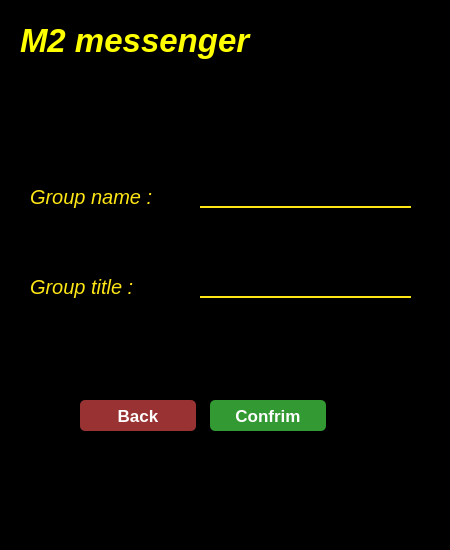
MohamadKhavaran/M2-Massenger, file untitled/creategroup.ui: the form before one commit.
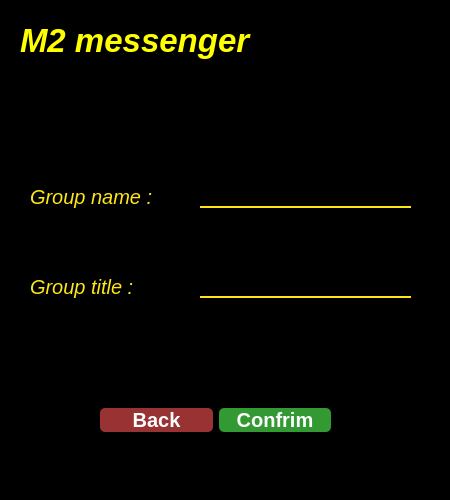
The form after the commit. Icons and pictures are not drawn.

```diff
--- a/untitled/creategroup.ui
+++ b/untitled/creategroup.ui
@@ -7,7 +7,7 @@
     <x>0</x>
     <y>0</y>
     <width>450</width>
-    <height>550</height>
+    <height>500</height>
    </rect>
   </property>
   <property name="windowTitle">
@@ -123,88 +123,6 @@
 }</string>
    </property>
   </widget>
-  <widget class="QPushButton" name="pushButton">
-   <property name="geometry">
-    <rect>
-     <x>210</x>
-     <y>400</y>
-     <width>116</width>
-     <height>31</height>
-    </rect>
-   </property>
-   <property name="font">
-    <font>
-     <pointsize>13</pointsize>
-     <bold>true</bold>
-    </font>
-   </property>
-   <property name="styleSheet">
-    <string notr="true">QPushButton#pushButton {
-color: white;
-border-radius: 5px;
-Background: #393;
-color: #fefefe;
-}
-
-QPushButton#pushButton:hover {
-	background-color: rgb(42, 46, 52);
-border-style: solid;
- border-width: 1px;
-	color: rgb(241, 182, 88);
-}
-
-QPushButton#pushButton:pressed {
-border-style: solid;
-border-width: 1px;
-	background-color: rgb(25, 69, 105);
-	color: rgb(85, 255, 255);
-}</string>
-   </property>
-   <property name="text">
-    <string>Confrim</string>
-   </property>
-  </widget>
-  <widget class="QPushButton" name="pushButton_2">
-   <property name="geometry">
-    <rect>
-     <x>80</x>
-     <y>400</y>
-     <width>116</width>
-     <height>31</height>
-    </rect>
-   </property>
-   <property name="font">
-    <font>
-     <pointsize>13</pointsize>
-     <bold>true</bold>
-    </font>
-   </property>
-   <property name="styleSheet">
-    <string notr="true">QPushButton#pushButton_2 {
-color: white;
-border-radius: 5px;
-Background: #933;
-color: #fefefe;
-}
-
-QPushButton#pushButton_2:hover {
-	background-color: rgb(42, 46, 52);
-border-style: solid;
- border-width: 1px;
-	color: rgb(241, 182, 88);
-}
-
-QPushButton#pushButton_2:pressed {
-border-style: solid;
-border-width: 1px;
-	background-color: rgb(25, 69, 105);
-	color: rgb(85, 255, 255);
-}</string>
-   </property>
-   <property name="text">
-    <string>Back</string>
-   </property>
-  </widget>
   <widget class="QLabel" name="label_3">
    <property name="geometry">
     <rect>
@@ -244,6 +162,88 @@
     <string/>
    </property>
   </widget>
+  <widget class="QWidget" name="horizontalLayoutWidget">
+   <property name="geometry">
+    <rect>
+     <x>100</x>
+     <y>380</y>
+     <width>231</width>
+     <height>80</height>
+    </rect>
+   </property>
+   <layout class="QHBoxLayout" name="horizontalLayout">
+    <item>
+     <widget class="QPushButton" name="pushButton_2">
+      <property name="font">
+       <font>
+        <pointsize>15</pointsize>
+        <bold>true</bold>
+       </font>
+      </property>
+      <property name="styleSheet">
+       <string notr="true">QPushButton#pushButton_2 {
+color: white;
+border-radius: 5px;
+Background: #933;
+color: #fefefe;
+}
+
+QPushButton#pushButton_2:hover {
+	background-color: rgb(42, 46, 52);
+border-style: solid;
+ border-width: 1px;
+	color: rgb(241, 182, 88);
+}
+
+QPushButton#pushButton_2:pressed {
+border-style: solid;
+border-width: 1px;
+	background-color: rgb(25, 69, 105);
+	color: rgb(85, 255, 255);
+}</string>
+      </property>
+      <property name="text">
+       <string>Back</string>
+      </property>
+     </widget>
+    </item>
+    <item>
+     <widget class="QPushButton" name="pushButton">
+      <property name="font">
+       <font>
+        <pointsize>15</pointsize>
+        <bold>true</bold>
+       </font>
+      </property>
+      <property name="styleSheet">
+       <string notr="true">QPushButton#pushButton {
+color: white;
+border-radius: 5px;
+Background: #393;
+color: #fefefe;
+}
+
+QPushButton#pushButton:hover {
+	background-color: rgb(42, 46, 52);
+border-style: solid;
+ border-width: 1px;
+	color: rgb(241, 182, 88);
+}
+
+QPushButton#pushButton:pressed {
+border-style: solid;
+border-width: 1px;
+	background-color: rgb(25, 69, 105);
+	color: rgb(85, 255, 255);
+}</string>
+      </property>
+      <property name="text">
+       <string>Confrim</string>
+      </property>
+     </widget>
+    </item>
+   </layout>
+  </widget>
  </widget>
  <resources/>
  <connections/>
```
